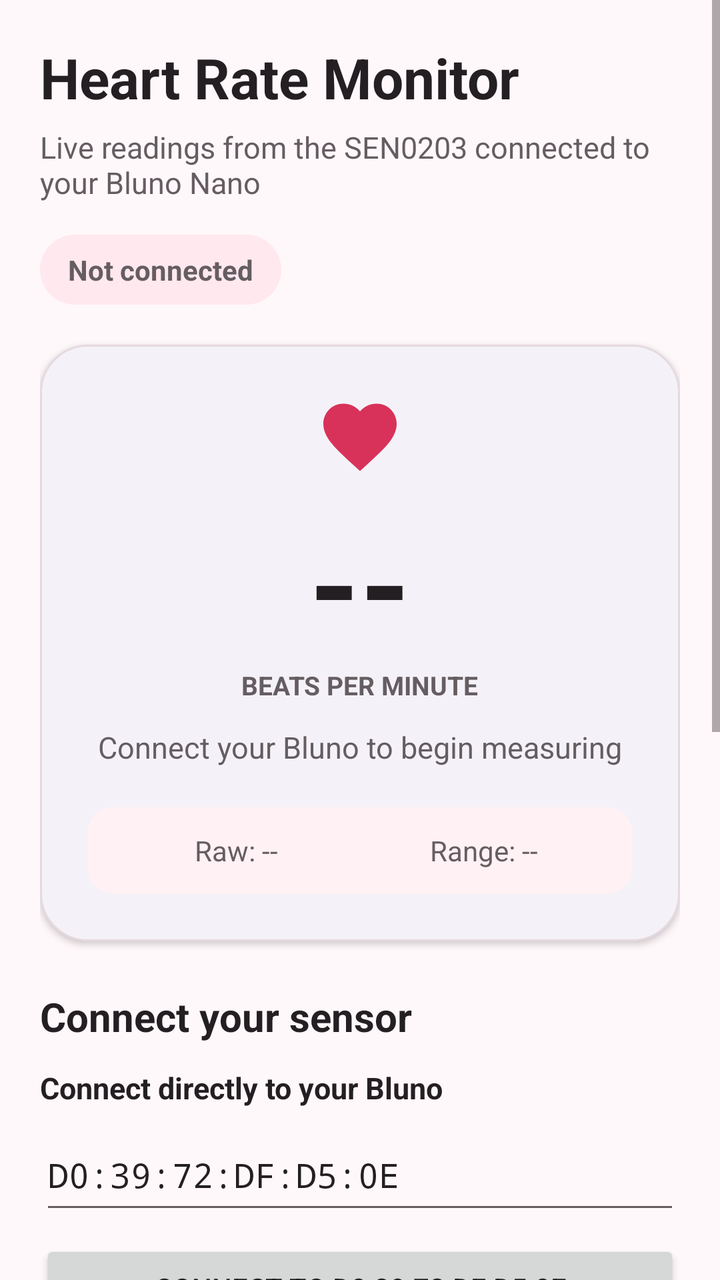
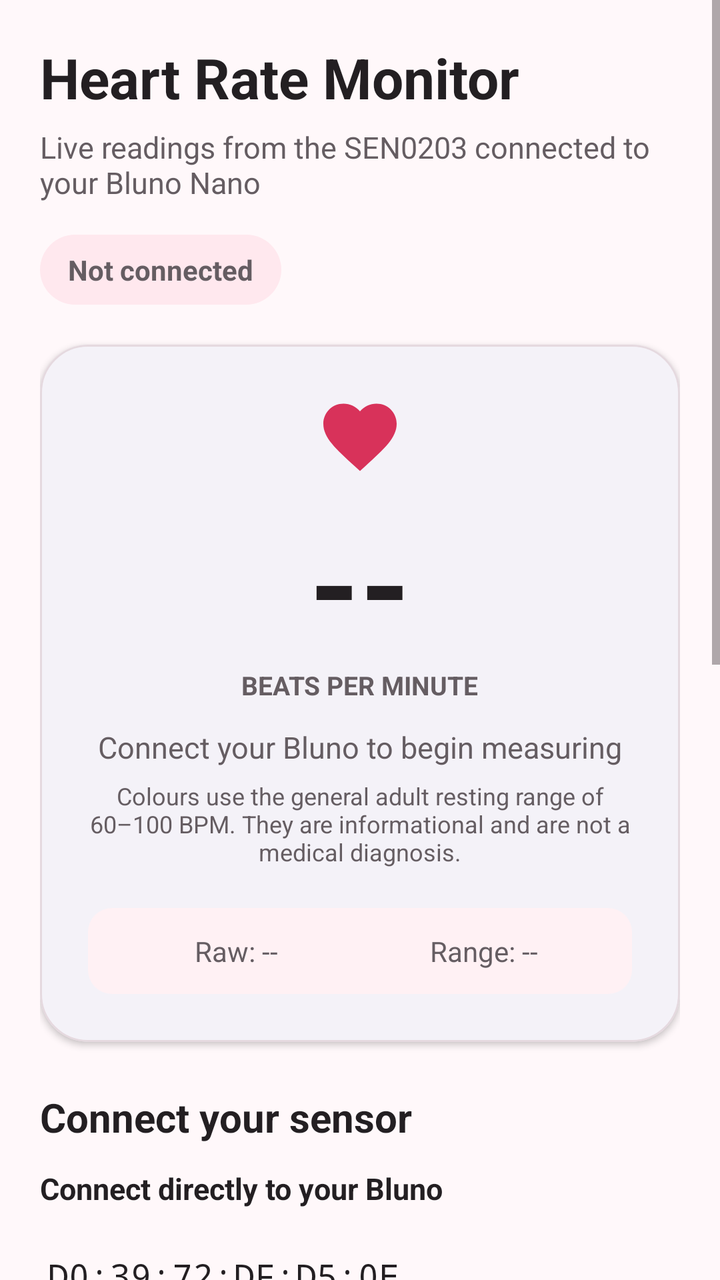

An Android layout rendered at two revisions. The XML below is the earlier revision; the diff shows what the commit changed to produce the second picture.
<!-- AndroidManifest.xml: application theme Theme.Zone -->
<!-- res/layout/activity_heart_rate_monitor.xml -->
<?xml version="1.0" encoding="utf-8"?>
<ScrollView xmlns:android="http://schemas.android.com/apk/res/android"
    xmlns:app="http://schemas.android.com/apk/res-auto"
    android:layout_width="match_parent"
    android:layout_height="match_parent"
    android:background="@color/zone_background"
    android:fillViewport="true">

    <LinearLayout
        android:layout_width="match_parent"
        android:layout_height="wrap_content"
        android:orientation="vertical"
        android:paddingStart="20dp"
        android:paddingTop="20dp"
        android:paddingEnd="20dp"
        android:paddingBottom="32dp">

        <TextView
            android:layout_width="wrap_content"
            android:layout_height="wrap_content"
            android:text="@string/heart_rate_monitor"
            android:textColor="@color/zone_text_primary"
            android:textSize="28sp"
            android:textStyle="bold" />

        <TextView
            android:layout_width="match_parent"
            android:layout_height="wrap_content"
            android:layout_marginTop="6dp"
            android:text="@string/heart_rate_subtitle"
            android:textColor="@color/zone_text_secondary"
            android:textSize="15sp" />

        <TextView
            android:id="@+id/connectionStatusText"
            android:layout_width="wrap_content"
            android:layout_height="wrap_content"
            android:layout_marginTop="16dp"
            android:background="@drawable/status_pill_background"
            android:paddingStart="14dp"
            android:paddingTop="8dp"
            android:paddingEnd="14dp"
            android:paddingBottom="8dp"
            android:text="@string/not_connected"
            android:textColor="@color/zone_text_secondary"
            android:textSize="14sp"
            android:textStyle="bold" />

        <com.google.android.material.card.MaterialCardView
            android:layout_width="match_parent"
            android:layout_height="wrap_content"
            android:layout_marginTop="20dp"
            app:cardBackgroundColor="@color/white"
            app:cardCornerRadius="24dp"
            app:cardElevation="2dp"
            app:strokeColor="@color/zone_border"
            app:strokeWidth="1dp">

            <LinearLayout
                android:layout_width="match_parent"
                android:layout_height="wrap_content"
                android:gravity="center_horizontal"
                android:orientation="vertical"
                android:padding="24dp">

                <ImageView
                    android:layout_width="44dp"
                    android:layout_height="44dp"
                    android:contentDescription="@string/heart_icon_description"
                    android:src="@drawable/ic_heart"
                    app:tint="@color/zone_heart" />

                <TextView
                    android:id="@+id/bpmText"
                    android:layout_width="wrap_content"
                    android:layout_height="wrap_content"
                    android:layout_marginTop="8dp"
                    android:fontFamily="sans"
                    android:text="@string/bpm_placeholder"
                    android:textColor="@color/zone_text_primary"
                    android:textSize="64sp"
                    android:textStyle="bold" />

                <TextView
                    android:layout_width="wrap_content"
                    android:layout_height="wrap_content"
                    android:text="@string/beats_per_minute"
                    android:textAllCaps="true"
                    android:textColor="@color/zone_text_secondary"
                    android:textSize="13sp"
                    android:textStyle="bold" />

                <TextView
                    android:id="@+id/signalStatusText"
                    android:layout_width="match_parent"
                    android:layout_height="wrap_content"
                    android:layout_marginTop="12dp"
                    android:gravity="center"
                    android:text="@string/connect_to_begin"
                    android:textColor="@color/zone_text_secondary"
                    android:textSize="15sp" />

                <LinearLayout
                    android:layout_width="match_parent"
                    android:layout_height="wrap_content"
                    android:layout_marginTop="20dp"
                    android:background="@drawable/reading_details_background"
                    android:orientation="horizontal"
                    android:padding="12dp"
                    android:weightSum="2">

                    <TextView
                        android:id="@+id/rawValueText"
                        android:layout_width="0dp"
                        android:layout_height="wrap_content"
                        android:layout_weight="1"
                        android:gravity="center"
                        android:text="@string/raw_placeholder"
                        android:textColor="@color/zone_text_secondary"
                        android:textSize="14sp" />

                    <TextView
                        android:id="@+id/signalRangeText"
                        android:layout_width="0dp"
                        android:layout_height="wrap_content"
                        android:layout_weight="1"
                        android:gravity="center"
                        android:text="@string/range_placeholder"
                        android:textColor="@color/zone_text_secondary"
                        android:textSize="14sp" />
                </LinearLayout>
            </LinearLayout>
        </com.google.android.material.card.MaterialCardView>

        <TextView
            android:layout_width="wrap_content"
            android:layout_height="wrap_content"
            android:layout_marginTop="24dp"
            android:text="@string/connect_your_sensor"
            android:textColor="@color/zone_text_primary"
            android:textSize="20sp"
            android:textStyle="bold" />

        <TextView
            android:layout_width="match_parent"
            android:layout_height="wrap_content"
            android:layout_marginTop="12dp"
            android:text="@string/connect_by_device_id_title"
            android:textColor="@color/zone_text_primary"
            android:textSize="15sp"
            android:textStyle="bold" />

        <EditText
            android:id="@+id/deviceIdInput"
            android:layout_width="match_parent"
            android:layout_height="52dp"
            android:layout_marginTop="6dp"
            android:fontFamily="monospace"
            android:hint="@string/device_id_hint"
            android:inputType="textNoSuggestions"
            android:maxLength="17"
            android:singleLine="true"
            android:text="@string/default_bluno_device_id"
            android:textColor="@color/zone_text_primary"
            android:textColorHint="@color/zone_text_secondary"
            android:textSize="17sp" />

        <Button
            android:id="@+id/connectByIdButton"
            android:layout_width="match_parent"
            android:layout_height="48dp"
            android:layout_marginTop="8dp"
            android:text="@string/connect_by_device_id" />

        <LinearLayout
            android:layout_width="match_parent"
            android:layout_height="wrap_content"
            android:layout_marginTop="12dp"
            android:orientation="horizontal"
            android:weightSum="2">

            <Button
                android:id="@+id/scanButton"
                android:layout_width="0dp"
                android:layout_height="48dp"
                android:layout_marginEnd="6dp"
                android:layout_weight="1"
                android:text="@string/scan_for_bluno" />

            <Button
                android:id="@+id/disconnectButton"
                style="@style/Widget.Material3.Button.OutlinedButton"
                android:layout_width="0dp"
                android:layout_height="48dp"
                android:layout_marginStart="6dp"
                android:layout_weight="1"
                android:text="@string/disconnect" />
        </LinearLayout>

        <FrameLayout
            android:layout_width="match_parent"
            android:layout_height="260dp"
            android:layout_marginTop="12dp"
            android:background="@drawable/device_list_background">

            <ListView
                android:id="@+id/deviceList"
                android:layout_width="match_parent"
                android:layout_height="match_parent"
                android:choiceMode="singleChoice"
                android:divider="@color/zone_border"
                android:dividerHeight="1dp"
                android:fadeScrollbars="false"
                android:listSelector="?attr/selectableItemBackground"
                android:nestedScrollingEnabled="true"
                android:overScrollMode="always"
                android:padding="6dp" />

            <TextView
                android:id="@+id/emptyDeviceText"
                android:layout_width="match_parent"
                android:layout_height="match_parent"
                android:gravity="center"
                android:padding="20dp"
                android:text="@string/tap_scan_to_find_bluno"
                android:textColor="@color/zone_text_secondary"
                android:textSize="14sp" />
        </FrameLayout>

        <TextView
            android:layout_width="wrap_content"
            android:layout_height="wrap_content"
            android:layout_marginTop="20dp"
            android:text="@string/last_sensor_packet"
            android:textColor="@color/zone_text_primary"
            android:textSize="14sp"
            android:textStyle="bold" />

        <TextView
            android:id="@+id/lastPacketText"
            android:layout_width="match_parent"
            android:layout_height="wrap_content"
            android:layout_marginTop="6dp"
            android:background="@drawable/reading_details_background"
            android:fontFamily="monospace"
            android:padding="12dp"
            android:text="@string/no_packet_received"
            android:textColor="@color/zone_text_secondary"
            android:textIsSelectable="true"
            android:textSize="13sp" />
    </LinearLayout>
</ScrollView>
<!-- resources referenced by this layout -->
<resources>
  <color name="white">#FFFFFFFF</color>
  <color name="zone_background">#FFF8FA</color>
  <color name="zone_border">#E5D9DF</color>
  <color name="zone_heart">#D8325A</color>
  <color name="zone_text_primary">#231F22</color>
  <color name="zone_text_secondary">#655D62</color>
  <!-- drawable device_list_background (drawable) -->
  <?xml version="1.0" encoding="utf-8"?>
  <shape xmlns:android="http://schemas.android.com/apk/res/android" android:shape="rectangle">
      <solid android:color="@color/white" />
      <stroke android:width="1dp" android:color="@color/zone_border" />
      <corners android:radius="16dp" />
  </shape>
  <!-- drawable ic_heart (drawable) -->
  <?xml version="1.0" encoding="utf-8"?>
  <vector xmlns:android="http://schemas.android.com/apk/res/android"
      android:width="48dp"
      android:height="48dp"
      android:viewportWidth="24"
      android:viewportHeight="24">
      <path
          android:fillColor="@android:color/white"
          android:pathData="M12,21.35l-1.45,-1.32C5.4,15.36 2,12.28 2,8.5 2,5.42 4.42,3 7.5,3c1.74,0 3.41,0.81 4.5,2.09C13.09,3.81 14.76,3 16.5,3 19.58,3 22,5.42 22,8.5c0,3.78 -3.4,6.86 -8.55,11.54L12,21.35z" />
  </vector>
  <!-- drawable reading_details_background (drawable) -->
  <?xml version="1.0" encoding="utf-8"?>
  <shape xmlns:android="http://schemas.android.com/apk/res/android" android:shape="rectangle">
      <solid android:color="@color/zone_surface" />
      <corners android:radius="12dp" />
  </shape>
  <!-- drawable status_pill_background (drawable) -->
  <?xml version="1.0" encoding="utf-8"?>
  <shape xmlns:android="http://schemas.android.com/apk/res/android" android:shape="rectangle">
      <solid android:color="@color/zone_surface_tint" />
      <corners android:radius="999dp" />
  </shape>
  <string name="beats_per_minute">beats per minute</string>
  <string name="bpm_placeholder">--</string>
  <string name="connect_by_device_id">Connect to D0:39:72:DF:D5:0E</string>
  <string name="connect_by_device_id_title">Connect directly to your Bluno</string>
  <string name="connect_to_begin">Connect your Bluno to begin measuring</string>
  <string name="connect_your_sensor">Connect your sensor</string>
  <string name="default_bluno_device_id">D0:39:72:DF:D5:0E</string>
  <string name="device_id_hint">AA:BB:CC:DD:EE:FF</string>
  <string name="disconnect">Disconnect</string>
  <string name="heart_icon_description">Heart rate</string>
  <string name="heart_rate_monitor">Heart Rate Monitor</string>
  <string name="heart_rate_subtitle">Live readings from the SEN0203 connected to your Bluno Nano</string>
  <string name="last_sensor_packet">Last sensor packet</string>
  <string name="no_packet_received">No packet received yet</string>
  <string name="not_connected">Not connected</string>
  <string name="range_placeholder">Range: --</string>
  <string name="raw_placeholder">Raw: --</string>
  <string name="scan_for_bluno">Scan for Bluno</string>
  <string name="tap_scan_to_find_bluno">Tap Scan for Bluno to find nearby BLE devices.</string>
  <style name="Theme.Zone" parent="Base.Theme.Zone" />
  <color name="zone_surface">#FFF1F4</color>
  <color name="zone_surface_tint">#FFE8EE</color>
  <color name="zone_primary">#6750A4</color>
  <!-- drawable background_gradient (drawable) -->
  <?xml version="1.0" encoding="utf-8"?>
  <shape xmlns:android="http://schemas.android.com/apk/res/android"
      android:shape="rectangle">
      <gradient
          android:startColor="@color/white"
          android:endColor="@color/sky_blue"
          android:angle="270" />
  </shape>
  <color name="sky_blue">#87CEEB</color>
  <!-- unchanged entries left out for length: 1 -->
</resources>

<!-- the commit's change to res/layout/activity_heart_rate_monitor.xml (unified diff, before → after) -->
@@ -64,6 +64,7 @@
                 android:padding="24dp">
 
                 <ImageView
+                    android:id="@+id/heartIcon"
                     android:layout_width="44dp"
                     android:layout_height="44dp"
                     android:contentDescription="@string/heart_icon_description"
@@ -99,6 +100,15 @@
                     android:text="@string/connect_to_begin"
                     android:textColor="@color/zone_text_secondary"
                     android:textSize="15sp" />
+
+                <TextView
+                    android:layout_width="match_parent"
+                    android:layout_height="wrap_content"
+                    android:layout_marginTop="6dp"
+                    android:gravity="center"
+                    android:text="@string/heart_rate_range_note"
+                    android:textColor="@color/zone_text_secondary"
+                    android:textSize="12sp" />
 
                 <LinearLayout
                     android:layout_width="match_parent"
@@ -176,24 +186,20 @@
             android:layout_width="match_parent"
             android:layout_height="wrap_content"
             android:layout_marginTop="12dp"
-            android:orientation="horizontal"
-            android:weightSum="2">
+            android:orientation="vertical">
 
             <Button
                 android:id="@+id/scanButton"
-                android:layout_width="0dp"
-                android:layout_height="48dp"
-                android:layout_marginEnd="6dp"
-                android:layout_weight="1"
-                android:text="@string/scan_for_bluno" />
+                android:layout_width="match_parent"
+                android:layout_height="52dp"
+                android:text="@string/scan_nearby_devices" />
 
             <Button
                 android:id="@+id/disconnectButton"
                 style="@style/Widget.Material3.Button.OutlinedButton"
-                android:layout_width="0dp"
-                android:layout_height="48dp"
-                android:layout_marginStart="6dp"
-                android:layout_weight="1"
+                android:layout_width="match_parent"
+                android:layout_height="52dp"
+                android:layout_marginTop="8dp"
                 android:text="@string/disconnect" />
         </LinearLayout>
 
@@ -222,7 +228,7 @@
                 android:layout_height="match_parent"
                 android:gravity="center"
                 android:padding="20dp"
-                android:text="@string/tap_scan_to_find_bluno"
+                android:text="@string/tap_scan_to_find_devices"
                 android:textColor="@color/zone_text_secondary"
                 android:textSize="14sp" />
         </FrameLayout>
<!-- resource entries referenced after the edit -->
@@ -47,14 +47,15 @@
   <string name="disconnect">Disconnect</string>
   <string name="heart_icon_description">Heart rate</string>
   <string name="heart_rate_monitor">Heart Rate Monitor</string>
+  <string name="heart_rate_range_note">Colours use the general adult resting range of 60–100 BPM. They are informational and are not a medical diagnosis.</string>
   <string name="heart_rate_subtitle">Live readings from the SEN0203 connected to your Bluno Nano</string>
   <string name="last_sensor_packet">Last sensor packet</string>
   <string name="no_packet_received">No packet received yet</string>
   <string name="not_connected">Not connected</string>
   <string name="range_placeholder">Range: --</string>
   <string name="raw_placeholder">Raw: --</string>
-  <string name="scan_for_bluno">Scan for Bluno</string>
-  <string name="tap_scan_to_find_bluno">Tap Scan for Bluno to find nearby BLE devices.</string>
+  <string name="scan_nearby_devices">Scan Nearby Devices</string>
+  <string name="tap_scan_to_find_devices">Tap Scan Nearby Devices to list BLE advertisers, discoverable Bluetooth devices, and devices already paired with this phone.</string>
   <style name="Theme.Zone" parent="Base.Theme.Zone" />
   <color name="zone_surface">#FFF1F4</color>
   <color name="zone_surface_tint">#FFE8EE</color>
